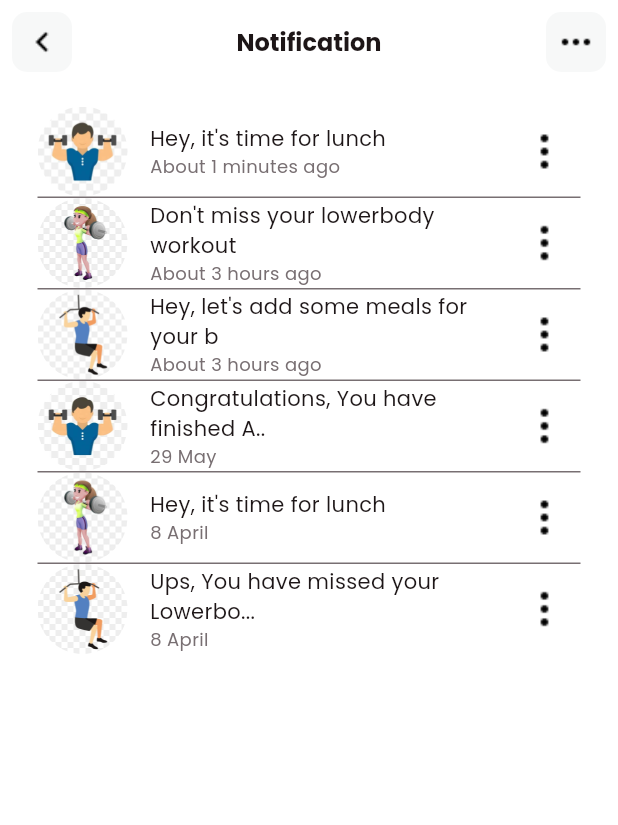
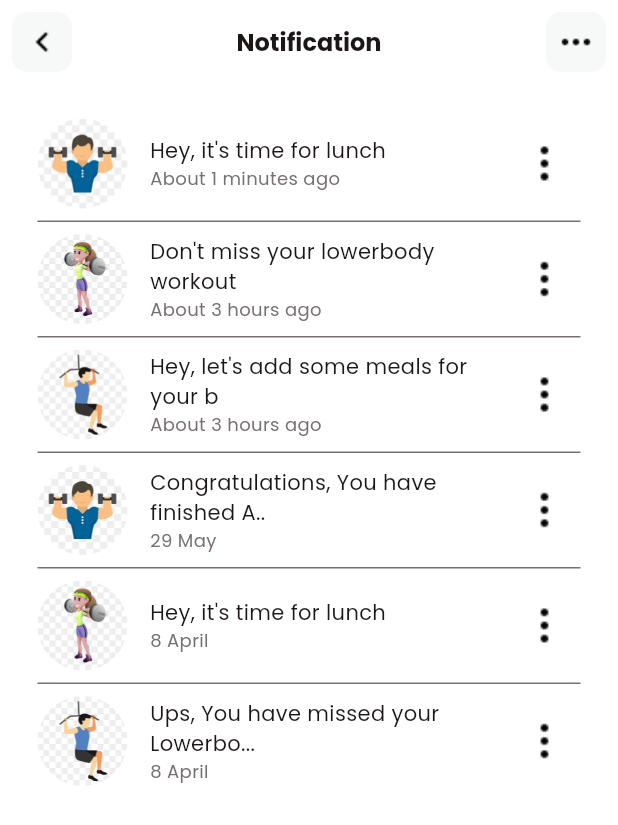
Before and after one commit to sdhaputhanthrie/Fitness-App, a Flutter app: the NotificationView screen opened directly, on a phone screen of 412 x 824 dp. Shown: the top 825 px of the screen. Run offline on Flutter 3.47's test engine with Material 3 defaults, Android fonts, the light colour scheme and no system bars; our stand-ins replace carousel_slider, fl_chart, simple_circular_progress_bar; missing offline and left inert: dotted_dashed_line, simple_animation_progress_bar.

Commit message:
add new codes

```diff
--- a/lib/view/home/notification_view.dart
+++ b/lib/view/home/notification_view.dart
@@ -106,7 +106,9 @@ class _NotificationViewState extends State<NotificationView> {
         padding: const EdgeInsets.symmetric(vertical: 15, horizontal: 25),
         itemBuilder: ((context, index) {
           var nObj = notificationArr[index] as Map? ?? {};
-          return Row(
+          return Padding(
+            padding: const EdgeInsets.symmetric(vertical: 8),
+            child: Row(
               children: [
                 ClipRRect(
                   borderRadius: BorderRadius.circular(30),
@@ -145,6 +147,7 @@ class _NotificationViewState extends State<NotificationView> {
                   ),
                 ),
               ],
+            ),
           );
         }),
         separatorBuilder: (context, index) {
```
Lines whose indentation alone changed are shown as unchanged.
